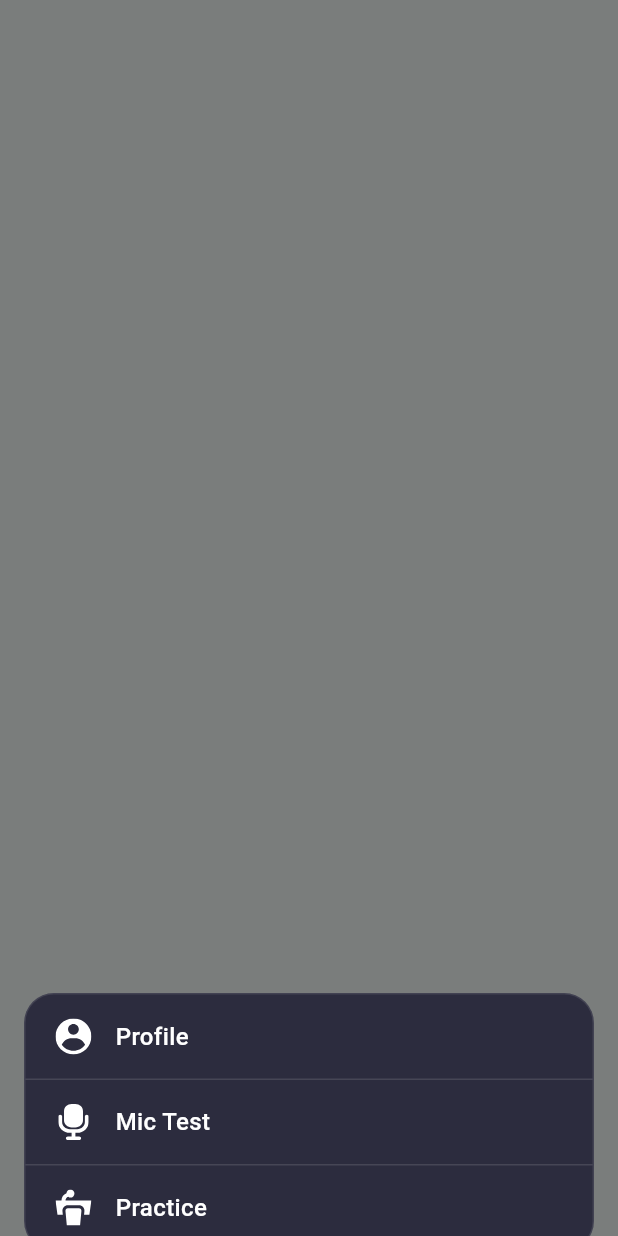
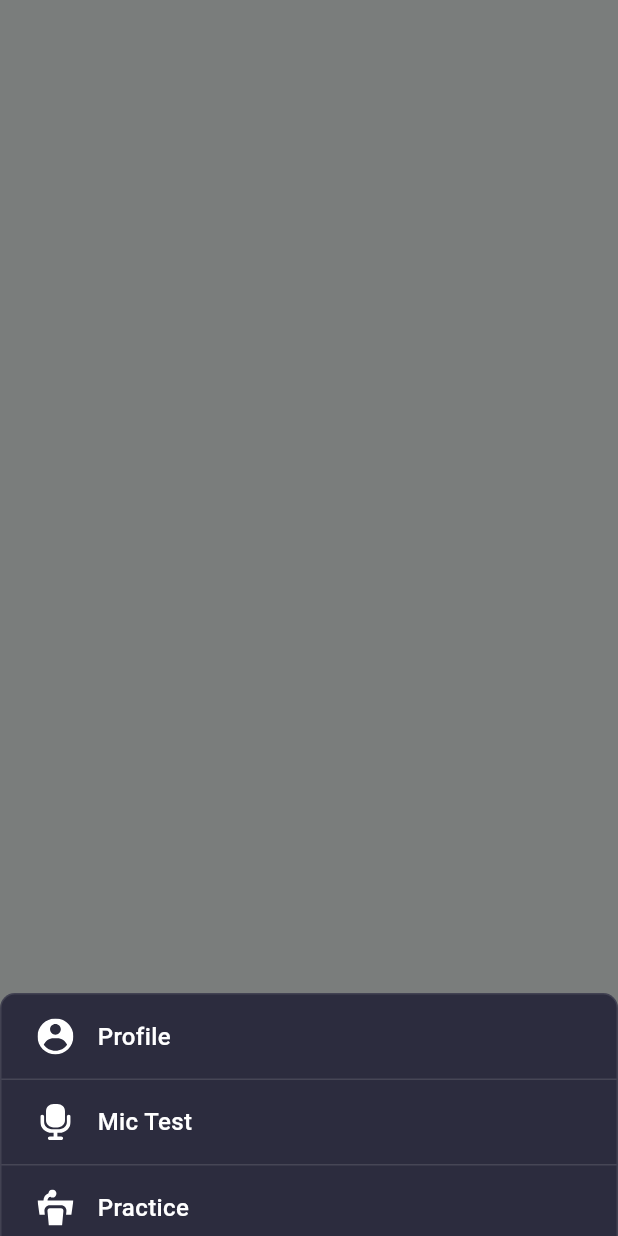
Before and after one commit to kemdav/voquadro, a Flutter app: the _OptionsTrayOverlay widget shown alone on an empty page, opened directly with empty values, on a phone screen of 412 x 824 dp. Run offline on Flutter 3.47's test engine with Material 3 defaults, Android fonts, the phone set to English and light mode, and no system bars; our stand-ins replace email_validator, flutter_dotenv, flutter_svg, image_picker, just_audio, logger and 2 more; missing offline and left inert: bcrypt, flutter_pdfview, record; accounts and stored records are empty.

Commit message:
update: imrpoved options tray

```diff
--- a/lib/widgets/BottomBar/navigation_icons.dart
+++ b/lib/widgets/BottomBar/navigation_icons.dart
@@ -25,7 +25,6 @@ class _NavigationIconsState extends State<NavigationIcons> {
   bool _isMenuOpen = false;
 
   // Height of the bottom area to leave untouched (Navbar + Padding).
-  // Adjust this if your actual navbar is taller/shorter.
   final double _navbarHeight = 90.0;
 
   void _toggleMenu() {
@@ -81,7 +80,6 @@ class _NavigationIconsState extends State<NavigationIcons> {
         IconButton(
           onPressed: () {
             logger.d('Home icon pressed -> act as back');
-            // Closing menu if open, then performing action
             if (_isMenuOpen) _closeMenu();
             if (Navigator.canPop(context)) {
               Navigator.of(context).pop();
@@ -190,7 +188,6 @@ class _NavigationIconsState extends State<NavigationIcons> {
   }
 }
 
-/// The Overlay logic remains mostly the same, ensuring it doesn't cover the navbar.
 class _OptionsTrayOverlay extends StatefulWidget {
   final double navbarHeight;
   final VoidCallback onClose;
@@ -265,9 +262,10 @@ class _OptionsTrayOverlayState extends State<_OptionsTrayOverlay>
 
         // The Menu Panel
         Positioned(
-          left: 16,
-          right: 16,
-          bottom: widget.navbarHeight - 10,
+          left: 0, // UPDATED: 0 makes it start at the very left edge
+          right: 0, // UPDATED: 0 makes it end at the very right edge
+          bottom:
+              widget.navbarHeight - 10, // UPDATED: Flush with the top of navbar
           child: SlideTransition(
             position: _slideAnimation,
             child: FadeTransition(
@@ -275,10 +273,17 @@ class _OptionsTrayOverlayState extends State<_OptionsTrayOverlay>
               child: Material(
                 color: Colors.transparent,
                 child: Container(
+                  // Use margin if you want it 'floating' but full width,
+                  // currently 0 creates a full-width block.
+                  margin: const EdgeInsets.symmetric(horizontal: 0),
                   decoration: BoxDecoration(
                     color: const Color(0xFF2C2C3E),
-                    borderRadius: BorderRadius.circular(20),
-
+                    // If you want it to look connected to the navbar, you might
+                    // want to set bottom radius to 0. Keeping it circular for now
+                    // as per the "floating" style originally requested.
+                    borderRadius: const BorderRadius.vertical(
+                      top: Radius.circular(10),
+                    ),
                     border: Border.all(color: Colors.white.withOpacity(0.1)),
                   ),
                   child: Column(
@@ -322,9 +327,9 @@ class _OptionsTrayOverlayState extends State<_OptionsTrayOverlay>
   }) {
     return InkWell(
       onTap: onTap,
-      borderRadius: BorderRadius.circular(20),
+      // Radius adjusted for full-width look if needed, or keep consistent
       child: Padding(
-        padding: const EdgeInsets.symmetric(horizontal: 20, vertical: 16),
+        padding: const EdgeInsets.symmetric(horizontal: 24, vertical: 16),
         child: Row(
           children: [
             SvgPicture.asset(
```
